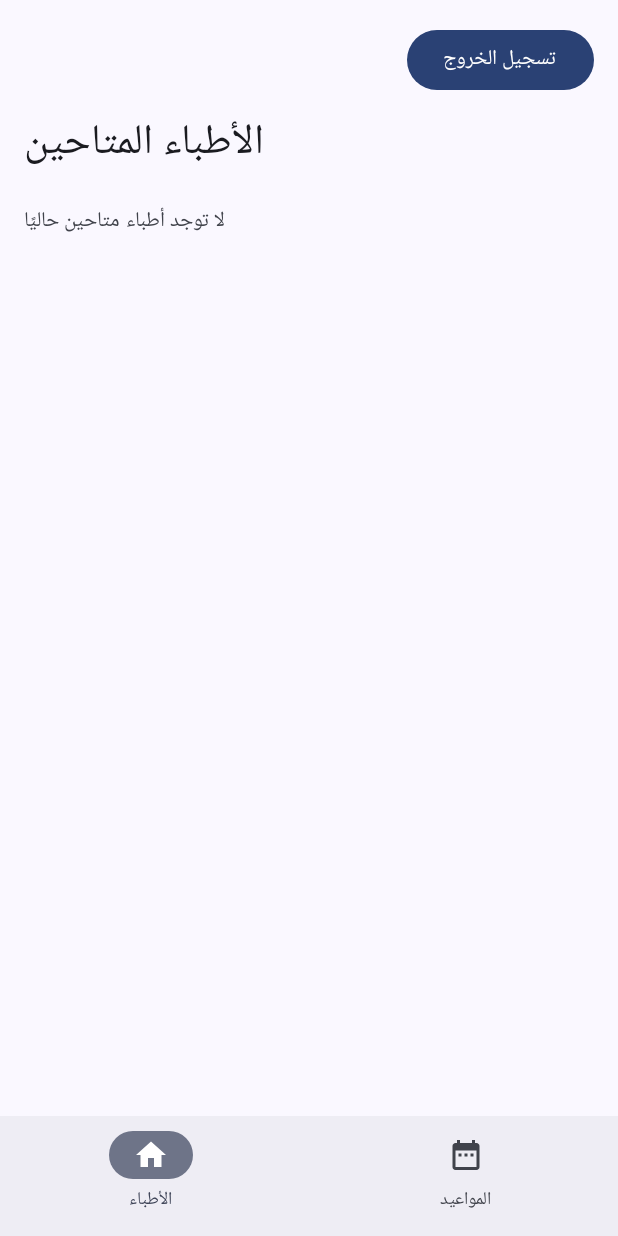
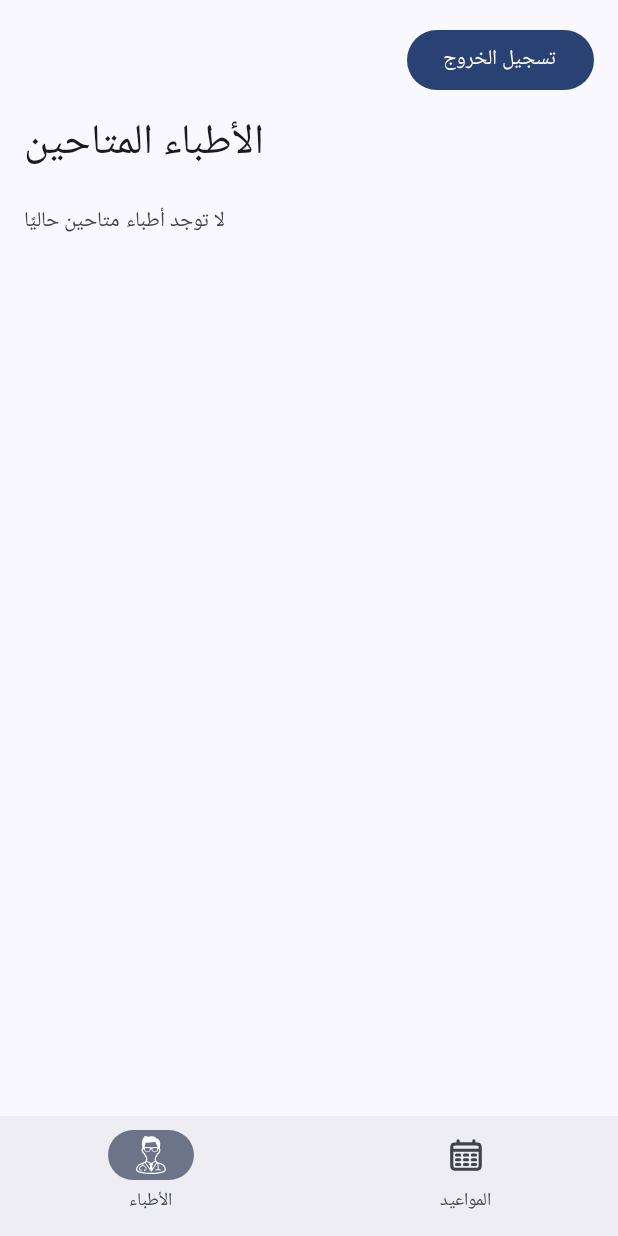
Before and after one commit to yousseifsaif/AppointmentDoctor, an Android app built with Jetpack Compose: the MainScreen screen opened through its navigation route, on a phone screen of 412 x 824 dp. Run offline under Robolectric (Android 15) with nearby library versions, the phone set to English and light mode, and no system bars; our stand-ins replace Room's generated code, livedata-compose.

Commit message:
edit some attribute

```diff
--- a/app/src/main/java/com/example/registerapp/navigation/BottomNavBar.kt
+++ b/app/src/main/java/com/example/registerapp/navigation/BottomNavBar.kt
@@ -4,6 +4,7 @@ package com.example.registerapp.navigation
 import androidx.compose.material3.*
 import androidx.compose.runtime.Composable
 import androidx.compose.ui.graphics.Color
+import androidx.compose.ui.res.painterResource
 import androidx.compose.ui.res.stringResource
 import androidx.navigation.NavController
 import androidx.navigation.NavHostController
@@ -22,7 +23,7 @@ fun BottomNavBar(navController: NavHostController) {
 
         items.forEach { item ->
             NavigationBarItem(
-                icon = { Icon(item.icon, contentDescription = stringResource(item.title)) },
+                icon = { Icon( painter = painterResource(id = item.iconRes), contentDescription = stringResource(item.title)) },
                 label = { Text(stringResource(item.title)) },
                 selected = currentRoute == item.route,
                 onClick = {
--- a/app/src/main/java/com/example/registerapp/navigation/BottomNavItem.kt
+++ b/app/src/main/java/com/example/registerapp/navigation/BottomNavItem.kt
@@ -8,7 +8,7 @@ import androidx.compose.material.icons.filled.Search
 import androidx.compose.ui.graphics.vector.ImageVector
 import com.example.registerapp.R
 
-sealed class BottomNavItem(val route: String, val title: Int, val icon: ImageVector) {
-    object DoctorList : BottomNavItem("doctorList", R.string.doctors, Icons.Default.Home)
-    object Appointments : BottomNavItem("appointments", R.string.appointments, Icons.Default.DateRange)
+sealed class BottomNavItem(val route: String, val title: Int, val iconRes: Int) {
+    object DoctorList : BottomNavItem("doctorList", R.string.doctors, R.drawable.doctor)
+    object Appointments : BottomNavItem("appointments", R.string.appointments, R.drawable.calender)
 }
--- /dev/null
+++ b/app/src/main/res/drawable/calender.xml
@@ -0,0 +1,12 @@
+<vector xmlns:android="http://schemas.android.com/apk/res/android"
+    android:width="25dp"
+    android:height="25dp"
+    android:viewportWidth="24"
+    android:viewportHeight="24">
+  <path
+      android:pathData="M3,9H21M7,3V5M17,3V5M6,12H8M11,12H13M16,12H18M6,15H8M11,15H13M16,15H18M6,18H8M11,18H13M16,18H18M6.2,21H17.8C18.92,21 19.48,21 19.908,20.782C20.284,20.59 20.59,20.284 20.782,19.908C21,19.48 21,18.92 21,17.8V8.2C21,7.08 21,6.52 20.782,6.092C20.59,5.716 20.284,5.41 19.908,5.218C19.48,5 18.92,5 17.8,5H6.2C5.08,5 4.52,5 4.092,5.218C3.716,5.41 3.41,5.716 3.218,6.092C3,6.52 3,7.08 3,8.2V17.8C3,18.92 3,19.48 3.218,19.908C3.41,20.284 3.716,20.59 4.092,20.782C4.52,21 5.08,21 6.2,21Z"
+      android:strokeWidth="2"
+      android:fillColor="#00000000"
+      android:strokeColor="#000000"
+      android:strokeLineCap="round"/>
+</vector>
--- a/app/src/main/res/drawable/doctor.xml
+++ b/app/src/main/res/drawable/doctor.xml
@@ -1,6 +1,6 @@
 <vector xmlns:android="http://schemas.android.com/apk/res/android"
-    android:width="800dp"
-    android:height="800dp"
+    android:width="25dp"
+    android:height="25dp"
     android:viewportWidth="512"
     android:viewportHeight="512">
   <path
```
Also changed, not shown: 1 other file.
